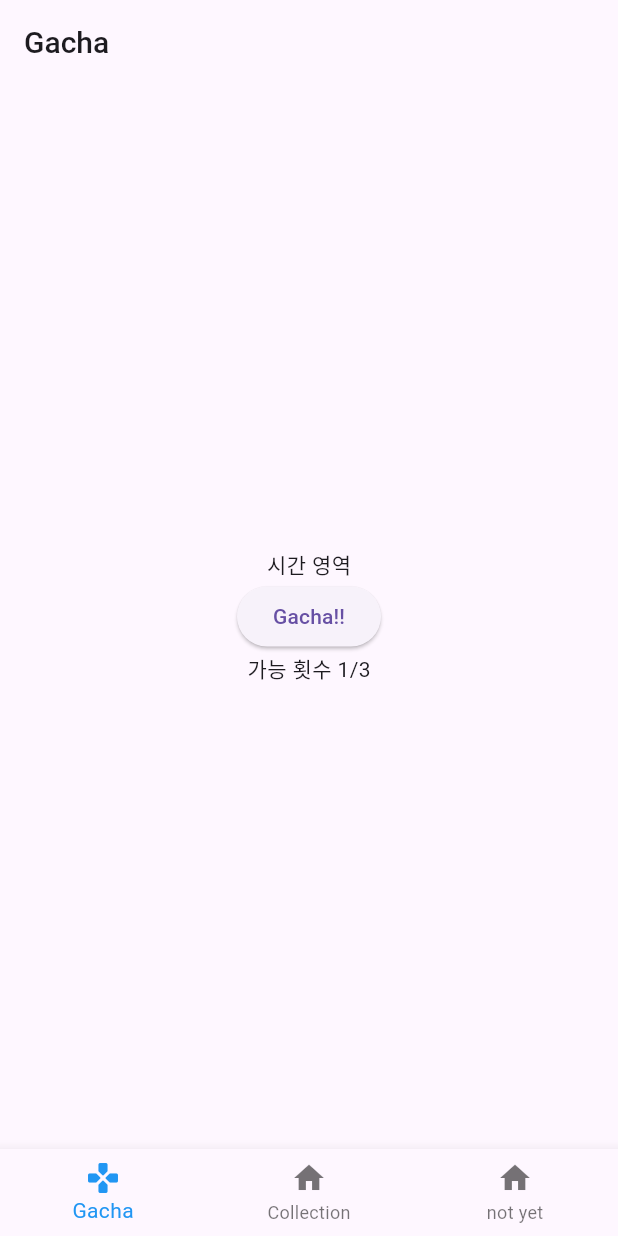
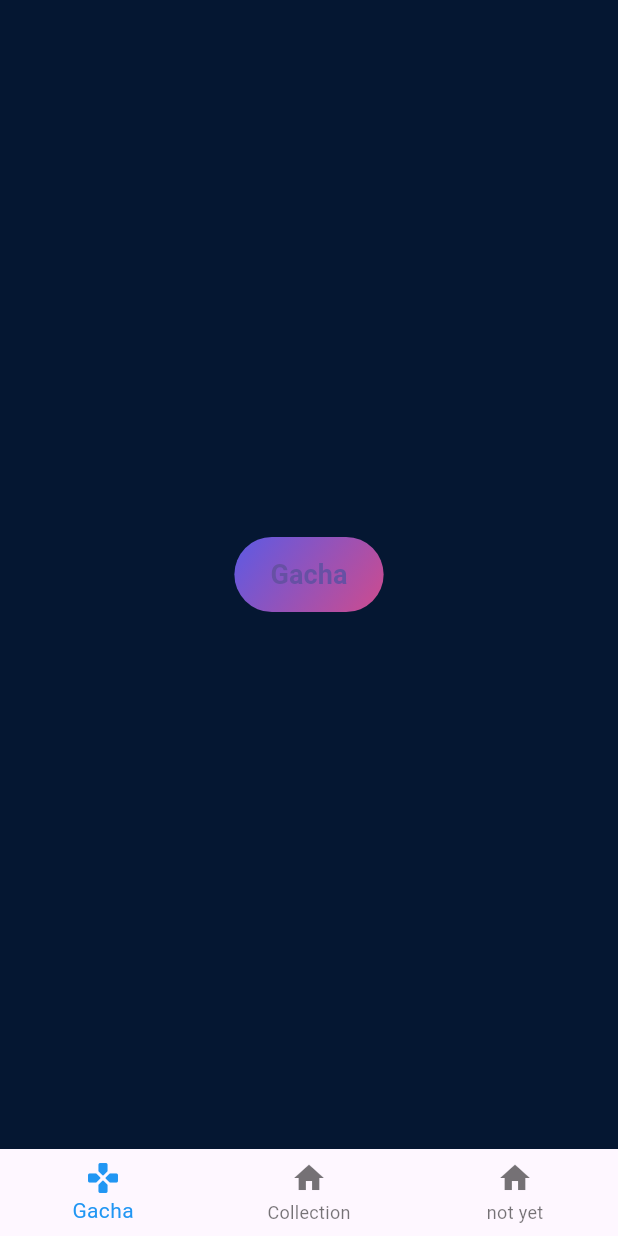
Before and after one commit to David-Lee-dev/Ahope, a Flutter app: the screen it shows after launch, on a phone screen of 412 x 824 dp. Run offline on Flutter 3.47's test engine with Material 3 defaults, Android fonts, the phone set to English and light mode, and no system bars.

Commit message:
feat: grediant button

```diff
--- a/client/lib/main.dart
+++ b/client/lib/main.dart
@@ -22,15 +22,6 @@ class _AppState extends State<App> {
     _pageController.dispose();
     super.dispose();
   }
-
-  static final List<Widget> _pageTitles = <Widget>[
-    const Text('Gacha',
-        style: TextStyle(fontSize: 20, fontWeight: FontWeight.w500)),
-    const Text('Collection',
-        style: TextStyle(fontSize: 20, fontWeight: FontWeight.w500)),
-    const Text('not yet',
-        style: TextStyle(fontSize: 20, fontWeight: FontWeight.w500)),
-  ];
 
   static final List<Widget> _pages = <Widget>[
     const GachaPage(lastGachaTimestampe: 1714527654000, ticketCount: 2),
@@ -61,10 +52,10 @@ class _AppState extends State<App> {
   @override
   Widget build(BuildContext context) {
     return MaterialApp(
+      theme: ThemeData(
+        scaffoldBackgroundColor: const Color(0xff051732),
+      ),
       home: Scaffold(
-        appBar: AppBar(
-          title: _pageTitles[_selectedIndex],
-        ),
         body: PageView(
           controller: _pageController,
           onPageChanged: _onPageChanged,
--- a/client/lib/page/gacha.page.dart
+++ b/client/lib/page/gacha.page.dart
@@ -1,3 +1,4 @@
+import 'package:client/widget/gredientButton.widget.dart';
 import 'package:flutter/material.dart';
 
 class GachaPage extends StatefulWidget {
@@ -23,12 +24,18 @@ class _GachaPageState extends State<GachaPage> {
       child: Column(
         mainAxisAlignment: MainAxisAlignment.center,
         children: [
-          const Text('시간 영역'),
-          ElevatedButton(
+          GradientButton(
+            borderRadius: BorderRadius.circular(25),
+            height: 50,
             onPressed: () {},
-            child: const Text('Gacha!!'),
+            child: const Text(
+              'Gacha',
+              style: TextStyle(
+                fontWeight: FontWeight.bold,
+                fontSize: 18,
+              ),
+            ),
           ),
-          const Text('가능 횟수 1/3'),
         ],
       ),
     );
--- /dev/null
+++ b/client/lib/widget/gredientButton.widget.dart
@@ -0,0 +1,49 @@
+import 'package:flutter/material.dart';
+
+class GradientButton extends StatelessWidget {
+  final BorderRadiusGeometry? borderRadius;
+  final double? width;
+  final double height;
+  final VoidCallback? onPressed;
+  final Widget child;
+
+  const GradientButton({
+    super.key,
+    this.borderRadius,
+    this.width,
+    required this.height,
+    required this.onPressed,
+    required this.child,
+  });
+
+  @override
+  Widget build(BuildContext context) {
+    final borderRadius = this.borderRadius ?? BorderRadius.circular(0);
+
+    return Container(
+      width: width,
+      height: height,
+      decoration: BoxDecoration(
+        borderRadius: borderRadius,
+        color: Colors.red,
+        gradient: const LinearGradient(
+          begin: Alignment(-1.0, -1.0),
+          end: Alignment(1.0, 2.0),
+          colors: [
+            Color(0xff5c5ae4),
+            Color(0xffDE4981),
+          ],
+        ),
+      ),
+      child: ElevatedButton(
+        onPressed: onPressed,
+        style: ElevatedButton.styleFrom(
+          shape: RoundedRectangleBorder(borderRadius: borderRadius),
+          backgroundColor: Colors.transparent,
+          shadowColor: Colors.transparent,
+        ),
+        child: child,
+      ),
+    );
+  }
+}
```
